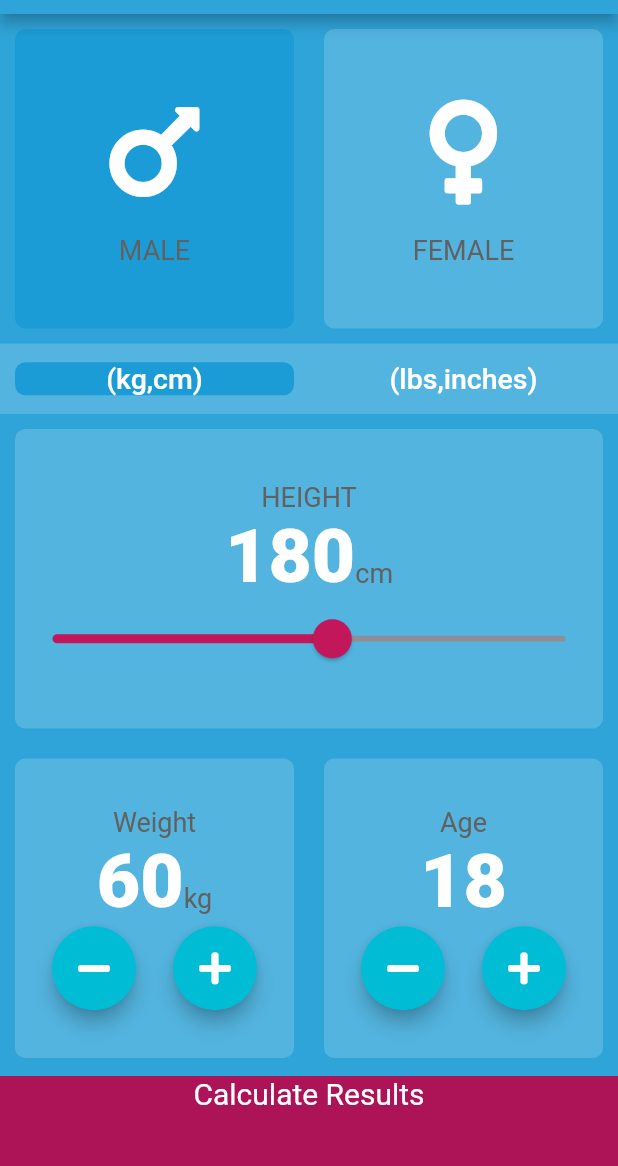
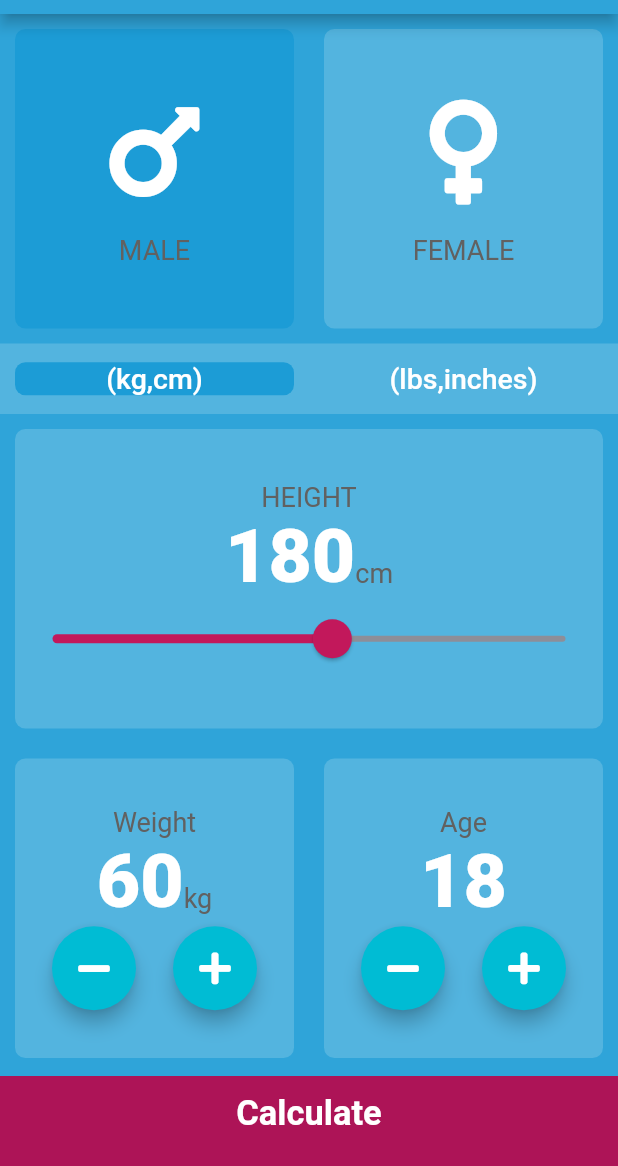
Before and after one commit to AnomDevgun/AppDev, a Flutter app: the screen it shows after launch, on a phone screen of 412 x 824 dp, the part 70-1236 px from its top. Run offline on Flutter 3.47's test engine with Material 2 defaults, Android fonts, the phone set to English and light mode, and no system bars; our stand-ins replace audioplayers, font_awesome_flutter, rflutter_alert.

Commit message:
Finished BMI App

```diff
--- /dev/null
+++ b/bmi-calculator/lib/components/bottom_button.dart
@@ -0,0 +1,29 @@
+import 'package:flutter/material.dart';
+import '../constants.dart';
+
+class BottomButton extends StatelessWidget {
+  BottomButton({@required this.buttonTitle, @required this.onTap});
+
+  final Function onTap;
+  final String buttonTitle;
+
+  @override
+  Widget build(BuildContext context) {
+    return GestureDetector(
+      onTap: onTap,
+      child: Container(
+        child: Center(
+          child: Text(
+            buttonTitle,
+            style: kLargeButtonStyle,
+          ),
+        ),
+        color: kBottomContainerColor,
+        margin: EdgeInsets.only(top: 2),
+        padding: EdgeInsets.only(bottom: 10.0),
+        width: double.infinity,
+        height: kBottomContainerHeight,
+      ),
+    );
+  }
+}
--- a/bmi-calculator/lib/reusable_columnincard.dart
+++ b/bmi-calculator/lib/components/reusable_columnincard.dart
@@ -1,5 +1,5 @@
 import 'package:flutter/material.dart';
-import 'constants.dart';
+import '../constants.dart';
 
 class ResuableColumn extends StatelessWidget {
   final IconData cardIcon;
--- /dev/null
+++ b/bmi-calculator/lib/components/roundIcon_button.dart
@@ -0,0 +1,21 @@
+import 'package:flutter/material.dart';
+
+class RoundIconButton extends StatelessWidget {
+  RoundIconButton({@required this.icon, @required this.onPressed});
+  final IconData icon;
+  final Function onPressed;
+  @override
+  Widget build(BuildContext context) {
+    return RawMaterialButton(
+      onPressed: onPressed,
+      elevation: 5.0, //can have a disabledElevation also
+      constraints: BoxConstraints.tightFor(
+        width: 56.0,
+        height: 56.0,
+      ),
+      shape: CircleBorder(),
+      fillColor: Color(0xFF00bcd4),
+      child: Icon(icon),
+    );
+  }
+}
--- a/bmi-calculator/lib/main.dart
+++ b/bmi-calculator/lib/main.dart
@@ -2,7 +2,7 @@
 //const cant have access beyond runtime
 
 import 'package:flutter/material.dart';
-import 'input_page.dart';
+import 'screens/input_page.dart';
 
 void main() => runApp(BMICalculator());
 
--- a/bmi-calculator/lib/results_page.dart
+++ /dev/null
@@ -1,14 +0,0 @@
-import 'package:flutter/material.dart';
-
-class ResultsPage extends StatelessWidget {
-  @override
-  Widget build(BuildContext context) {
-    return Scaffold(
-      appBar: AppBar(
-        centerTitle: true,
-        title: Text('BMI CALCULATOR'),
-      ),
-      body: Text('Results'),
-    );
-  }
-}
--- a/bmi-calculator/lib/input_page.dart
+++ b/bmi-calculator/lib/screens/input_page.dart
@@ -1,10 +1,13 @@
 import 'package:flutter/cupertino.dart';
 import 'package:flutter/material.dart';
 import 'package:font_awesome_flutter/font_awesome_flutter.dart';
-import 'reusable_columnincard.dart';
-import 'reusable_card.dart';
-import 'constants.dart';
+import '../components/reusable_columnincard.dart';
+import 'package:bmi_calculator/components/reusable_card.dart';
+import '../constants.dart';
 import 'results_page.dart';
+import '../components/bottom_button.dart';
+import 'package:bmi_calculator/components/roundIcon_button.dart';
+import 'package:bmi_calculator/calculator_brain.dart';
 
 enum Gender {
   male,
@@ -32,6 +35,7 @@ class _InputPageState extends State<InputPage> {
   int age = 18;
   String currentChoiceOfUnits = 'cm';
   String currentChoiceOfWeight = 'kg';
+  int currentUnit = 1;
 
   @override
   Widget build(BuildContext context) {
@@ -101,6 +105,7 @@ class _InputPageState extends State<InputPage> {
                         kMaxHeight = kMaxHeightMetric;
                         currentChoiceOfWeight = 'kg';
                         weight = weightMetric;
+                        currentUnit = 1;
                       });
                     },
                     cardChild: Text(
@@ -121,6 +126,7 @@ class _InputPageState extends State<InputPage> {
                         kMaxHeight = kMaxHeightImperial;
                         currentChoiceOfWeight = 'lbs';
                         weight = weightImperial;
+                        currentUnit = 2;
                       });
                     },
                     colour: scaleSelected == Scale.imperial
@@ -279,22 +285,20 @@ class _InputPageState extends State<InputPage> {
               ],
             ),
           ),
-          GestureDetector(
+          BottomButton(
+            buttonTitle: 'Calculate',
             onTap: () {
-              Navigator.push(context,
-                  MaterialPageRoute(builder: (context) => ResultsPage()));
+              CalculatorBrain calc = CalculatorBrain(
+                  height: height, weight: weight, unit: currentUnit);
+              Navigator.push(
+                  context,
+                  MaterialPageRoute(
+                      builder: (context) => ResultsPage(
+                            bmiResult: calc.calculateBMI(),
+                            resultText: calc.getResult(),
+                            interPretation: calc.getInterpretation(),
+                          )));
             },
-            child: Container(
-              child: Text(
-                'Calculate Results',
-                textAlign: TextAlign.center,
-                style: TextStyle(fontSize: 20.0),
-              ),
-              color: kBottomContainerColor,
-              margin: EdgeInsets.only(top: 2),
-              width: double.infinity,
-              height: kBottomContainerHeight,
-            ),
           ),
         ],
       ),
@@ -303,23 +307,3 @@ class _InputPageState extends State<InputPage> {
 }
 
 // make color 26a69a on press
-
-class RoundIconButton extends StatelessWidget {
-  RoundIconButton({@required this.icon, @required this.onPressed});
-  final IconData icon;
-  final Function onPressed;
-  @override
-  Widget build(BuildContext context) {
-    return RawMaterialButton(
-      onPressed: onPressed,
-      elevation: 5.0, //can have a disabledElevation also
-      constraints: BoxConstraints.tightFor(
-        width: 56.0,
-        height: 56.0,
-      ),
-      shape: CircleBorder(),
-      fillColor: Color(0xFF00bcd4),
-      child: Icon(icon),
-    );
-  }
-}
```
Also changed, not shown: bmi-calculator/lib/calculator_brain.dart (added, +40 -0 lines), bmi-calculator/lib/constants.dart (+25 -0 lines), bmi-calculator/lib/screens/results_page.dart (added, +74 -0 lines), bmi-calculator/lib/components/reusable_card.dart (renamed from bmi-calculator/lib/reusable_card.dart), 2 other files.
